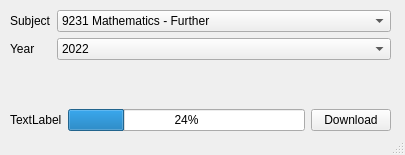
The window that main_window.ui (luke-tangh/a-level-pastpaper-crawler) describes before a commit, drawn with Qt 5.
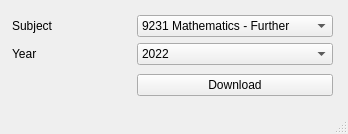
The same window after the commit.

The edit to the form file:
```diff
--- a/main_window.ui
+++ b/main_window.ui
@@ -6,26 +6,24 @@
    <rect>
     <x>0</x>
     <y>0</y>
-    <width>405</width>
-    <height>155</height>
+    <width>348</width>
+    <height>134</height>
    </rect>
   </property>
   <property name="windowTitle">
    <string>MainWindow</string>
   </property>
   <widget class="QWidget" name="centralwidget">
-   <widget class="QWidget" name="layoutWidget">
+   <widget class="QWidget" name="">
     <property name="geometry">
      <rect>
-      <x>10</x>
-      <y>10</y>
-      <width>381</width>
-      <height>121</height>
+      <x>12</x>
+      <y>12</y>
+      <width>321</width>
+      <height>88</height>
      </rect>
     </property>
-    <layout class="QVBoxLayout" name="verticalLayout_3">
-     <item>
-      <layout class="QFormLayout" name="formLayout">
+    <layout class="QGridLayout" name="gridLayout">
        <item row="0" column="0">
         <layout class="QVBoxLayout" name="verticalLayout_2">
          <item>
@@ -156,32 +154,12 @@
          </item>
         </layout>
        </item>
-      </layout>
-     </item>
-     <item>
-      <layout class="QHBoxLayout" name="horizontalLayout">
-       <item>
-        <widget class="QLabel" name="Label">
-         <property name="text">
-          <string>TextLabel</string>
-         </property>
-        </widget>
-       </item>
-       <item>
-        <widget class="QProgressBar" name="progressBar">
-         <property name="value">
-          <number>24</number>
-         </property>
-        </widget>
-       </item>
-       <item>
+     <item row="1" column="1">
         <widget class="QPushButton" name="SubmitButton">
          <property name="text">
           <string>Download</string>
          </property>
         </widget>
-       </item>
-      </layout>
      </item>
     </layout>
    </widget>
```
Lines whose indentation alone changed are shown as unchanged.
